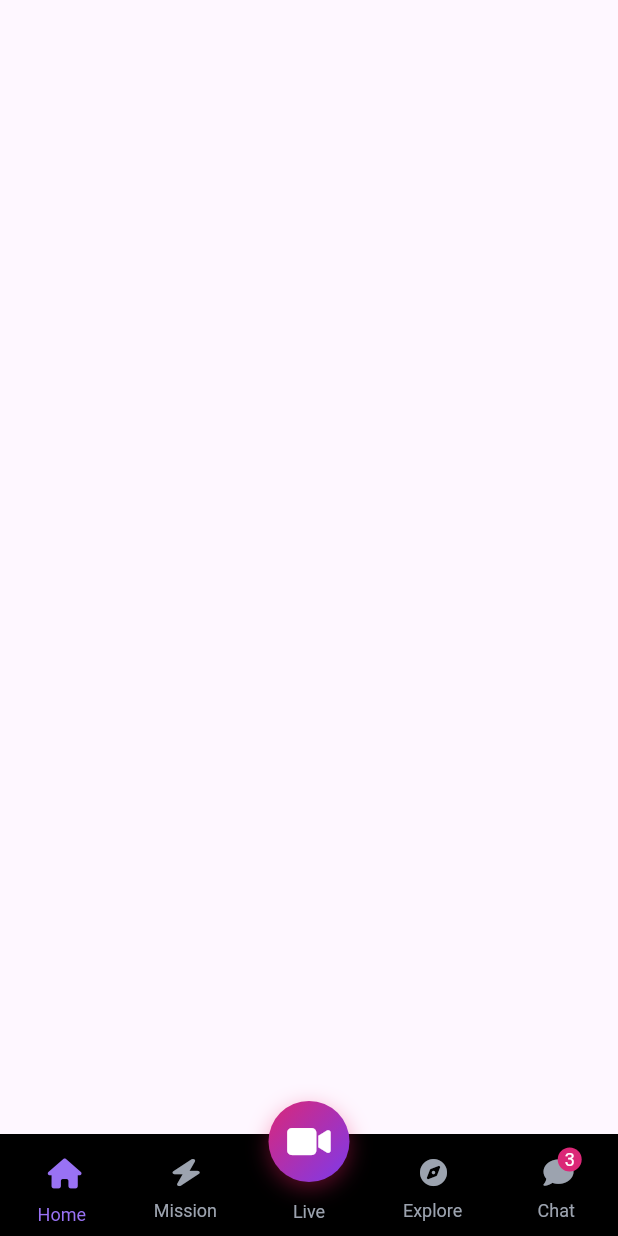
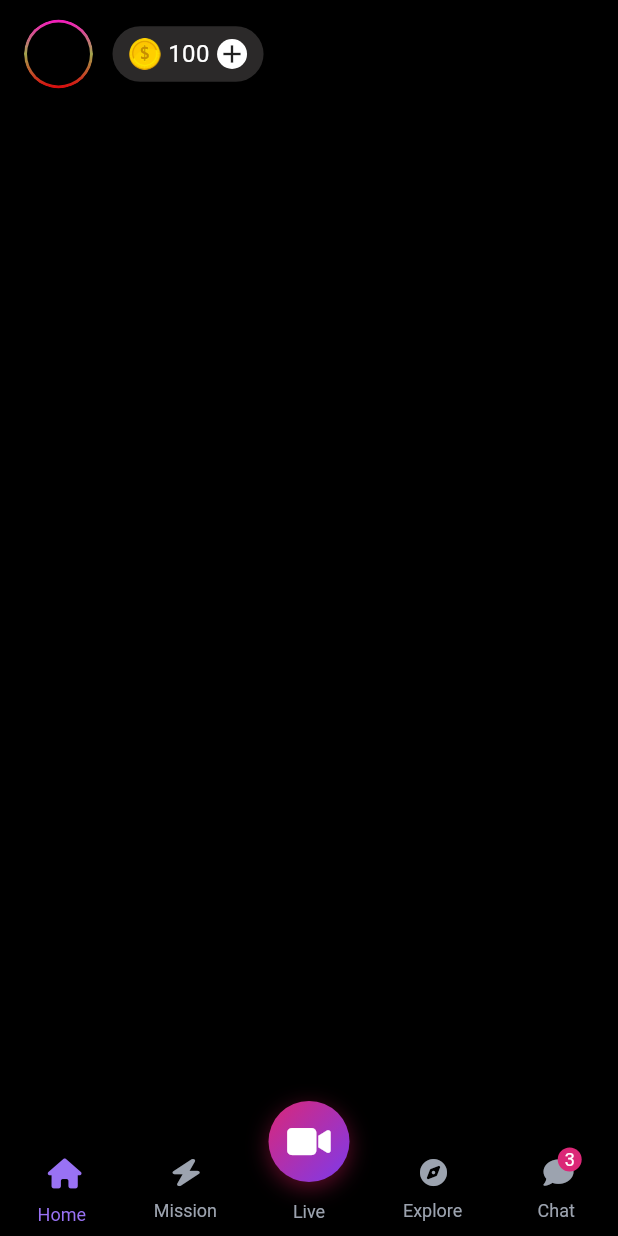
Before and after one commit to zefyrapp/zefyr, a Flutter app: the screen it shows after launch, on a phone screen of 412 x 824 dp. Run offline on Flutter 3.47's test engine with Material 3 defaults, Android fonts, the phone set to English and light mode, and no system bars; our stand-ins replace flutter_riverpod, go_router, riverpod_annotation; generated files the repository leaves out were written again; project files that could hold a hidden picture were left out.

Commit message:
feat: Implement HomeView with user profile and money chip widgets
- Added HomeView with a gradient border image for user avatar and a money chip displaying current coins.
- Introduced GradientBorderImage widget for customizable circular images with gradient borders.
- Created MoneyChip widget to show the current amount of coins with an icon and an add button.
- Added AuthView for authentication screen placeholder.
- Implemented RedirectService for handling authentication redirects.
- Added AppAssetIcon class for managing asset icons.
- Updated pubspec.yaml to include new asset directory for webp images.
- Added money.webp asset for use in MoneyChip widget.

```diff
--- /dev/null
+++ b/lib/common/widgets/gradient_border_image.dart
@@ -0,0 +1,46 @@
+import 'package:flutter/material.dart';
+
+class GradientBorderImage extends StatelessWidget {
+  /// Градиентная рамка вокруг аватарок
+  const GradientBorderImage({
+    required this.child,
+    required this.size,
+    super.key,
+    this.onTap,
+  });
+  final Widget child;
+  final double size;
+  final VoidCallback? onTap;
+  @override
+  Widget build(BuildContext context) => Material(
+    shape: const CircleBorder(),
+    color: Colors.transparent,
+    clipBehavior: Clip.antiAlias,
+    child: InkWell(
+      customBorder: const CircleBorder(),
+      onTap: onTap,
+      child: Ink(
+        padding: const EdgeInsets.all(2.0),
+        decoration: const BoxDecoration(
+          shape: BoxShape.circle,
+          gradient: LinearGradient(
+            colors: [Color(0xFFF618BF), Color(0xFFA3A64D), Color(0xFFD9080C)],
+            stops: [0.0, 0.5, 1.0],
+            begin: Alignment.topCenter,
+            end: Alignment.bottomCenter,
+          ),
+        ),
+        child: Container(
+          width: size,
+          height: size,
+          decoration: const BoxDecoration(
+            shape: BoxShape.circle,
+            color: Colors.black,
+          ),
+
+          child: ClipOval(child: child),
+        ),
+      ),
+    ),
+  );
+}
--- /dev/null
+++ b/lib/core/utils/icons/app_asset_icon.dart
@@ -0,0 +1,4 @@
+/// Иконки приложения из [assets]
+abstract class AppAssetIcon {
+  static const money = 'assets/webp/money.webp';
+}
--- a/lib/features/home/presentation/view/home_view.dart
+++ b/lib/features/home/presentation/view/home_view.dart
@@ -1,9 +1,39 @@
 import 'package:flutter/material.dart';
+import 'package:go_router/go_router.dart';
+import 'package:zifyr/common/extensions/context_theme.dart';
+import 'package:zifyr/common/widgets/gradient_border_image.dart';
+import 'package:zifyr/features/home/presentation/widgets/money_chip.dart';
 
-/// Главный экран
 class HomeView extends StatelessWidget {
+  /// Главный экран
   const HomeView({super.key});
 
   @override
-  Widget build(BuildContext context) => Scaffold();
+  Widget build(BuildContext context) {
+    final color = context.customTheme.overlayApp;
+    return Scaffold(
+      backgroundColor: color.black,
+      body: SingleChildScrollView(
+        child: Column(
+          children: [
+            Padding(
+              padding: const EdgeInsets.symmetric(horizontal: 16, vertical: 13),
+              child: Row(
+                spacing: 9,
+                children: [
+                  GradientBorderImage(
+                    size: 42,
+                    onTap: () => context.push('/profile'),
+                    //!TODO: аватар пользователя
+                    child: const SizedBox.shrink(),
+                  ),
+                  MoneyChip(onTap: () {}, coins: '100'),
+                ],
+              ),
+            ),
+          ],
+        ),
+      ),
+    );
+  }
 }
--- /dev/null
+++ b/lib/features/home/presentation/widgets/money_chip.dart
@@ -0,0 +1,53 @@
+import 'package:flutter/material.dart';
+import 'package:zifyr/common/extensions/context_theme.dart';
+import 'package:zifyr/core/utils/icons/app_asset_icon.dart';
+
+class MoneyChip extends StatelessWidget {
+  /// Чип виджет для отображения текущего количества монет
+  const MoneyChip({required this.onTap, required this.coins, super.key});
+  final VoidCallback onTap;
+  final String coins;
+  @override
+  Widget build(BuildContext context) {
+    final color = context.customTheme.overlayApp;
+    return Card(
+      color: const Color.fromRGBO(203, 197, 197, 0.21),
+      shape: RoundedRectangleBorder(
+        borderRadius: BorderRadiusGeometry.circular(22),
+      ),
+      clipBehavior: Clip.hardEdge,
+      child: InkWell(
+        onTap: onTap,
+        child: SizedBox(
+          height: 37,
+
+          child: Padding(
+            padding: const EdgeInsets.symmetric(vertical: 8, horizontal: 11),
+            child: Row(
+              spacing: 5,
+              children: [
+                Image.asset(AppAssetIcon.money, height: 21, width: 21),
+                Text(
+                  coins,
+                  style: TextStyle(
+                    fontWeight: FontWeight.w400,
+                    fontSize: 16,
+                    height: 1,
+                    color: color.white,
+                  ),
+                ),
+                DecoratedBox(
+                  decoration: BoxDecoration(
+                    shape: BoxShape.circle,
+                    color: color.white,
+                  ),
+                  child: const Icon(Icons.add, size: 20),
+                ),
+              ],
+            ),
+          ),
+        ),
+      ),
+    );
+  }
+}
--- a/pubspec.yaml
+++ b/pubspec.yaml
@@ -38,8 +38,8 @@ flutter:
   generate: true
 
   # To add assets to your application, add an assets section, like this:
-  # assets:
-  #   - images/a_dot_burr.jpeg
+  assets:
+      - assets/webp/
   #   - images/a_dot_ham.jpeg
 
   # An image asset can refer to one or more resolution-specific "variants", see
```
Also changed, not shown: lib/core/app/router/router.dart (+26 -35 lines), lib/core/services/redirect_service.dart (added, +19 -0 lines), lib/features/auth/presentation/view/auth_view.dart (added, +10 -0 lines), assets/webp/money.webp (added).
